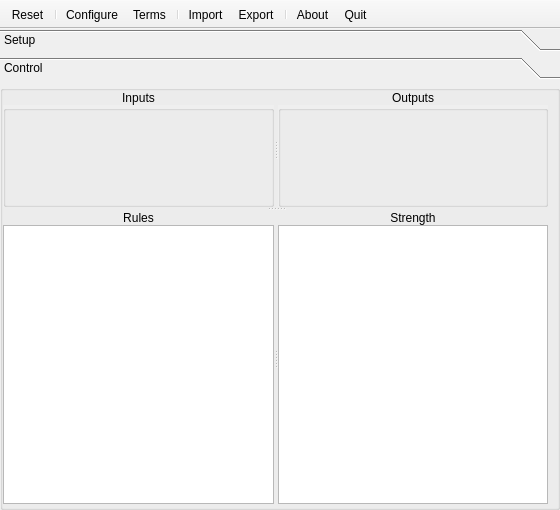
The window that qtfuzzylite/ui/Window.ui (fuzzylite/fuzzylite) describes before a commit, drawn with Qt 5.
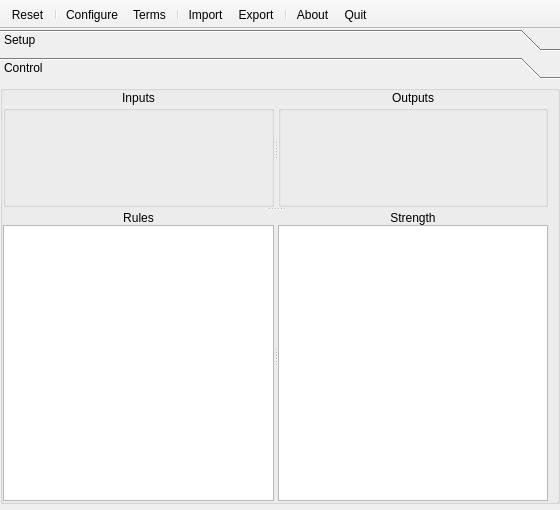
The same window after the commit. The open tabs and pages were chosen to show the change. Icons and pictures are not drawn.

Patch:
```diff
--- a/qtfuzzylite/ui/Window.ui
+++ b/qtfuzzylite/ui/Window.ui
@@ -37,9 +37,18 @@
     <property name="spacing">
      <number>0</number>
     </property>
-    <property name="margin">
+    <property name="leftMargin">
      <number>0</number>
     </property>
+    <property name="topMargin">
+     <number>0</number>
+    </property>
+    <property name="rightMargin">
+     <number>0</number>
+    </property>
+    <property name="bottomMargin">
+     <number>6</number>
+    </property>
     <item>
      <widget class="QToolBox" name="tab_container">
       <property name="sizePolicy">
@@ -355,7 +364,7 @@
          <x>0</x>
          <y>0</y>
          <width>560</width>
-         <height>408</height>
+         <height>402</height>
         </rect>
        </property>
        <attribute name="label">
@@ -369,7 +378,7 @@
          <number>0</number>
         </property>
         <item>
-         <widget class="QGroupBox" name="groupBox">
+         <widget class="QGroupBox" name="groupBox2">
           <property name="alignment">
            <set>Qt::AlignCenter</set>
           </property>
@@ -387,7 +396,7 @@
             <number>9</number>
            </property>
            <property name="bottomMargin">
-            <number>3</number>
+            <number>0</number>
            </property>
            <item>
             <widget class="QSplitter" name="spl_control_inout_rules">
```
Left out of the diff: 8 changed lines with no effect on the pictures.
